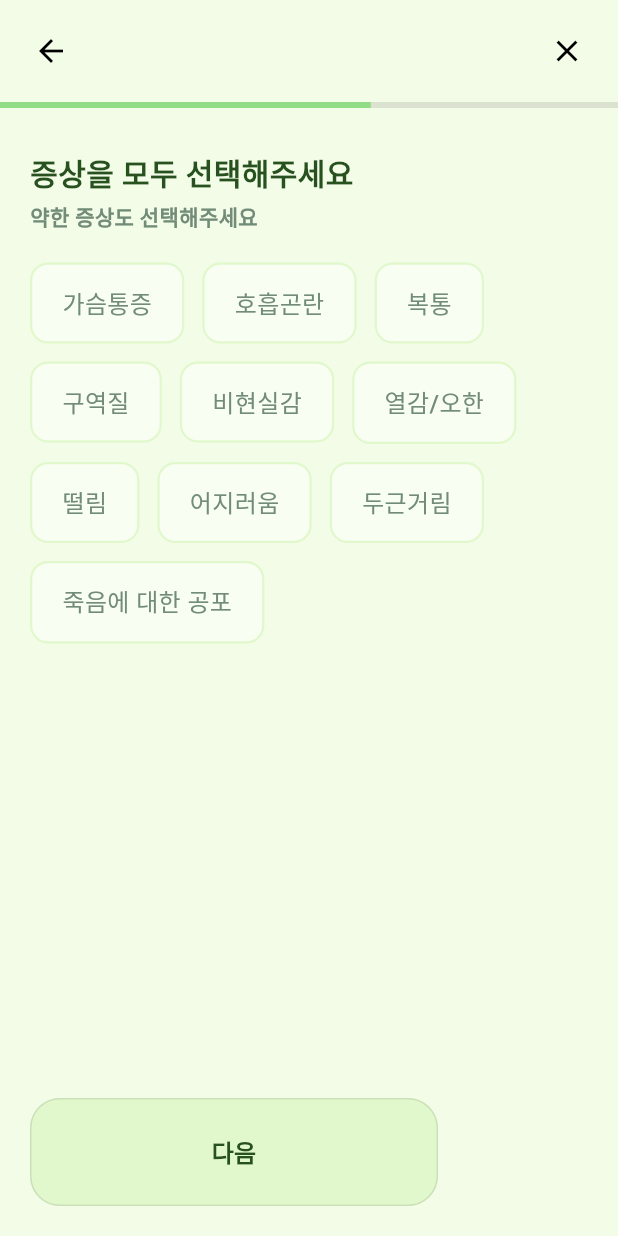
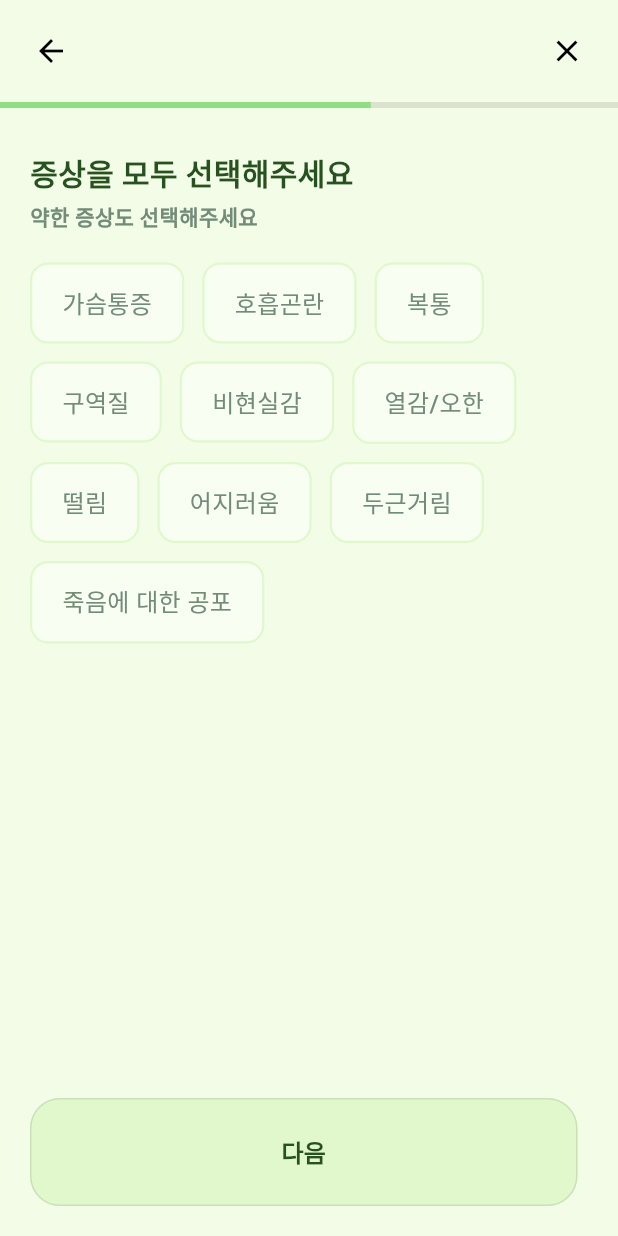
Before and after one commit to GDG-Solution/GDG-Front, a Flutter app: the RecordPage1 screen opened directly with empty values, after a tap on "다음", on a phone screen of 412 x 824 dp. Run offline on Flutter 3.47's test engine with Material 3 defaults, Android fonts, the phone set to English and light mode, and no system bars; our stand-ins replace flutter_dotenv, image_picker, shared_preferences, speech_to_text; accounts and stored records are empty; Roboto replaces fonts that are missing (Pretendard).

Commit message:
Style: 디자인 변경

```diff
--- a/breath/lib/screens/record/record_more_1.dart
+++ b/breath/lib/screens/record/record_more_1.dart
@@ -102,6 +102,12 @@ class _RecordPage1State extends State<RecordPage1> {
                             ),
                     ),
                   ),
+                  Center(
+                    child: Image.asset(
+                      "assets/images/record/record_camera.png",
+                      width: 157,
+                    ),
+                  )
                 ],
               ),
             ),
@@ -113,7 +119,7 @@ class _RecordPage1State extends State<RecordPage1> {
                 children: [
                   CustomButton(
                     text: "다음",
-                    width: 272,
+                    width: 365,
                     bgColor: Color(0xFFE1F8CC),
                     textColor: Color(0xFF275220),
                     borderColor: Color(0xffCBE0B8),
--- a/breath/lib/screens/record/record_more_2.dart
+++ b/breath/lib/screens/record/record_more_2.dart
@@ -104,7 +104,7 @@ class _RecordPage2State extends State<RecordPage2> {
                 children: [
                   CustomButton(
                     text: "다음",
-                    width: 272,
+                    width: 365,
                     bgColor: Color(0xFFE1F8CC),
                     textColor: Color(0xFF275220),
                     borderColor: Color(0xffCBE0B8),
--- a/breath/lib/screens/record/record_more_3.dart
+++ b/breath/lib/screens/record/record_more_3.dart
@@ -94,7 +94,7 @@ class _RecordPage3State extends State<RecordPage3> {
                 children: [
                   CustomButton(
                     text: "다음",
-                    width: 272,
+                    width: 365,
                     bgColor: Color(0xFFE1F8CC),
                     textColor: Color(0xFF275220),
                     borderColor: Color(0xffCBE0B8),
```
Also changed, not shown: breath/assets/images/record/record_camera.png (added).
